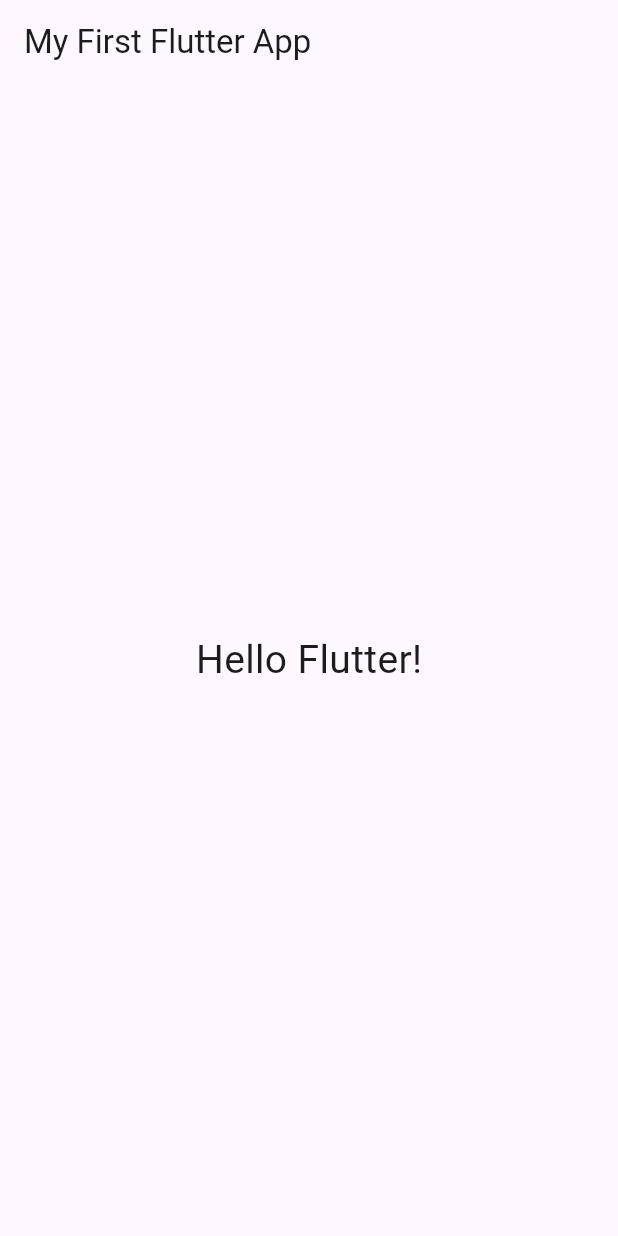
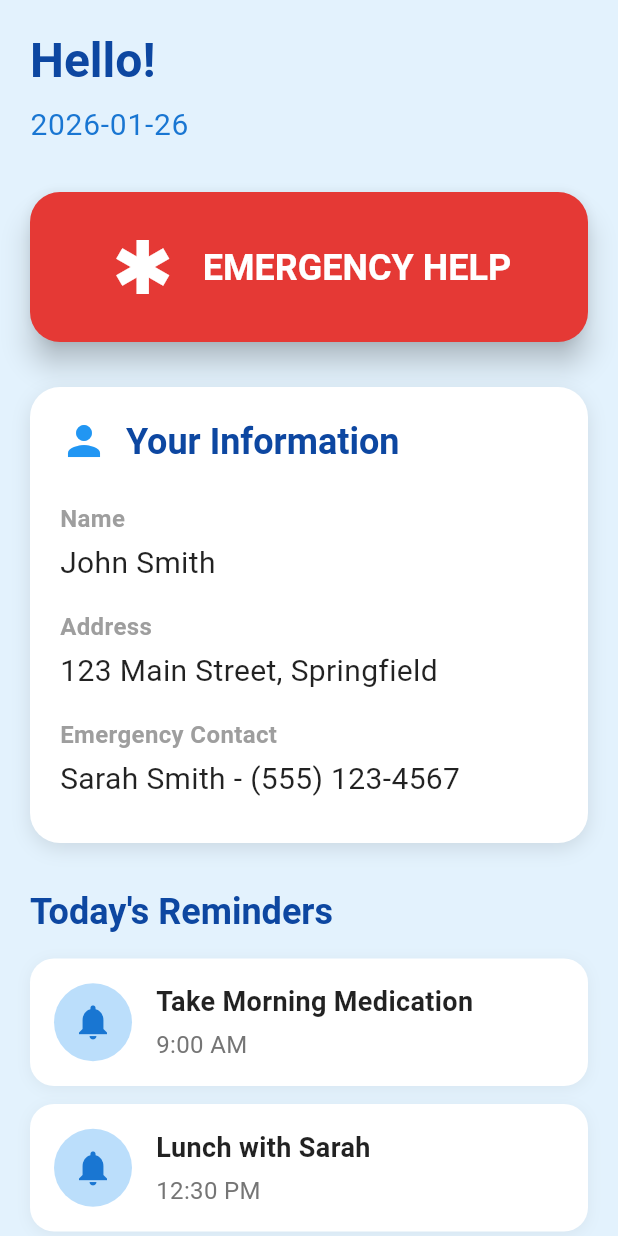
Before and after one commit to nk-glitch/cognicare, a Flutter app: the screen it shows after launch, on a phone screen of 412 x 824 dp. Run offline on Flutter 3.47's test engine with Material 3 defaults, Android fonts, the phone set to English and light mode, and no system bars.

Commit message:
basic dementia app, emergency call button

```diff
--- a/lib/main.dart
+++ b/lib/main.dart
@@ -1,34 +1,31 @@
 import 'package:flutter/material.dart';
+import 'screens/home_page.dart';
 
 void main() {
-  runApp(const MyApp());
+  runApp(const DementiaCareApp());
 }
 
-class MyApp extends StatelessWidget {
-  const MyApp({super.key});
+class DementiaCareApp extends StatelessWidget {
+  const DementiaCareApp({super.key});
 
   @override
   Widget build(BuildContext context) {
-    return const MaterialApp(
-      debugShowCheckedModeBanner: false,
-      home: HomePage(),
+    return MaterialApp(
+      title: 'CogniCare',
+      theme: ThemeData(
+        colorScheme: ColorScheme.fromSeed(
+          seedColor: Colors.blue,
+          brightness: Brightness.light,
+        ),
+        useMaterial3: true,
+        textTheme: const TextTheme(
+          headlineLarge: TextStyle(fontSize: 32, fontWeight: FontWeight.bold),
+          headlineMedium: TextStyle(fontSize: 24, fontWeight: FontWeight.bold),
+          bodyLarge: TextStyle(fontSize: 20),
+          bodyMedium: TextStyle(fontSize: 18),
+        ),
+      ),
+      home: const HomePage(),
     );
   }
 }
-
-class HomePage extends StatelessWidget {
-  const HomePage({super.key});
-
-  @override
-  Widget build(BuildContext context) {
-    return Scaffold(
-      appBar: AppBar(title: const Text("My First Flutter App")),
-      body: const Center(
-        child: Text(
-          "Hello Flutter!",
-          style: TextStyle(fontSize: 26),
-        ),
-      ),
-    );
-  }
-}
--- /dev/null
+++ b/lib/screens/home_page.dart
@@ -0,0 +1,376 @@
+import 'package:flutter/material.dart';
+
+class HomePage extends StatefulWidget {
+  const HomePage({super.key});
+
+  @override
+  State<HomePage> createState() => _HomePageState();
+}
+
+class _HomePageState extends State<HomePage> {
+  // Sample data - will be replaced with actual data later
+  final List<Map<String, dynamic>> upcomingReminders = [
+    {'title': 'Take Morning Medication', 'time': '9:00 AM'},
+    {'title': 'Lunch with Sarah', 'time': '12:30 PM'},
+    {'title': 'Evening Walk', 'time': '5:00 PM'},
+  ];
+
+  @override
+  Widget build(BuildContext context) {
+    return Scaffold(
+      backgroundColor: Colors.blue.shade50,
+      body: SafeArea(
+        child: SingleChildScrollView(
+          child: Padding(
+            padding: const EdgeInsets.all(20.0),
+            child: Column(
+              crossAxisAlignment: CrossAxisAlignment.start,
+              children: [
+                // Header Section
+                _buildHeader(),
+                const SizedBox(height: 30),
+
+                // Emergency Button
+                _buildEmergencyButton(context),
+                const SizedBox(height: 30),
+
+                // Identity Card
+                _buildIdentityCard(),
+                const SizedBox(height: 30),
+
+                // Today's Reminders
+                _buildRemindersSection(),
+                const SizedBox(height: 30),
+
+                // Quick Access Buttons
+                _buildQuickAccessButtons(context),
+              ],
+            ),
+          ),
+        ),
+      ),
+    );
+  }
+
+  Widget _buildHeader() {
+    return Column(
+      crossAxisAlignment: CrossAxisAlignment.start,
+      children: [
+        Text(
+          'Hello!',
+          style: Theme.of(context).textTheme.headlineLarge?.copyWith(
+            color: Colors.blue.shade900,
+          ),
+        ),
+        const SizedBox(height: 8),
+        Text(
+          DateTime.now().toString().split(' ')[0],
+          style: Theme.of(context).textTheme.bodyLarge?.copyWith(
+            color: Colors.blue.shade700,
+          ),
+        ),
+      ],
+    );
+  }
+
+  Widget _buildEmergencyButton(BuildContext context) {
+    return SizedBox(
+      width: double.infinity,
+      height: 100,
+      child: ElevatedButton(
+        onPressed: () {
+          // TODO: Implement emergency call functionality
+          _showEmergencyDialog(context);
+        },
+        style: ElevatedButton.styleFrom(
+          backgroundColor: Colors.red.shade600,
+          foregroundColor: Colors.white,
+          shape: RoundedRectangleBorder(
+            borderRadius: BorderRadius.circular(20),
+          ),
+          elevation: 8,
+        ),
+        child: Row(
+          mainAxisAlignment: MainAxisAlignment.center,
+          children: [
+            const Icon(Icons.emergency, size: 48),
+            const SizedBox(width: 16),
+            Text(
+              'EMERGENCY HELP',
+              style: Theme.of(context).textTheme.headlineMedium?.copyWith(
+                color: Colors.white,
+                fontWeight: FontWeight.bold,
+              ),
+            ),
+          ],
+        ),
+      ),
+    );
+  }
+
+  Widget _buildIdentityCard() {
+    return Container(
+      width: double.infinity,
+      padding: const EdgeInsets.all(20),
+      decoration: BoxDecoration(
+        color: Colors.white,
+        borderRadius: BorderRadius.circular(20),
+        boxShadow: [
+          BoxShadow(
+            color: Colors.black.withOpacity(0.1),
+            blurRadius: 10,
+            offset: const Offset(0, 4),
+          ),
+        ],
+      ),
+      child: Column(
+        crossAxisAlignment: CrossAxisAlignment.start,
+        children: [
+          Row(
+            children: [
+              const Icon(Icons.person, size: 32, color: Colors.blue),
+              const SizedBox(width: 12),
+              Text(
+                'Your Information',
+                style: Theme.of(context).textTheme.headlineMedium?.copyWith(
+                  color: Colors.blue.shade900,
+                ),
+              ),
+            ],
+          ),
+          const SizedBox(height: 16),
+          _buildInfoRow('Name', 'John Smith'),
+          _buildInfoRow('Address', '123 Main Street, Springfield'),
+          _buildInfoRow('Emergency Contact', 'Sarah Smith - (555) 123-4567'),
+        ],
+      ),
+    );
+  }
+
+  Widget _buildInfoRow(String label, String value) {
+    return Padding(
+      padding: const EdgeInsets.symmetric(vertical: 8.0),
+      child: Column(
+        crossAxisAlignment: CrossAxisAlignment.start,
+        children: [
+          Text(
+            label,
+            style: const TextStyle(
+              fontSize: 16,
+              fontWeight: FontWeight.bold,
+              color: Colors.grey,
+            ),
+          ),
+          const SizedBox(height: 4),
+          Text(
+            value,
+            style: const TextStyle(
+              fontSize: 20,
+              color: Colors.black87,
+            ),
+          ),
+        ],
+      ),
+    );
+  }
+
+  Widget _buildRemindersSection() {
+    return Column(
+      crossAxisAlignment: CrossAxisAlignment.start,
+      children: [
+        Text(
+          'Today\'s Reminders',
+          style: Theme.of(context).textTheme.headlineMedium?.copyWith(
+            color: Colors.blue.shade900,
+          ),
+        ),
+        const SizedBox(height: 16),
+        ...upcomingReminders.map((reminder) => _buildReminderCard(reminder)),
+      ],
+    );
+  }
+
+  Widget _buildReminderCard(Map<String, dynamic> reminder) {
+    return Container(
+      margin: const EdgeInsets.only(bottom: 12),
+      padding: const EdgeInsets.all(16),
+      decoration: BoxDecoration(
+        color: Colors.white,
+        borderRadius: BorderRadius.circular(16),
+        boxShadow: [
+          BoxShadow(
+            color: Colors.black.withOpacity(0.05),
+            blurRadius: 8,
+            offset: const Offset(0, 2),
+          ),
+        ],
+      ),
+      child: Row(
+        children: [
+          Container(
+            padding: const EdgeInsets.all(12),
+            decoration: BoxDecoration(
+              color: Colors.blue.shade100,
+              shape: BoxShape.circle,
+            ),
+            child: Icon(Icons.notifications, color: Colors.blue.shade700, size: 28),
+          ),
+          const SizedBox(width: 16),
+          Expanded(
+            child: Column(
+              crossAxisAlignment: CrossAxisAlignment.start,
+              children: [
+                Text(
+                  reminder['title'],
+                  style: const TextStyle(
+                    fontSize: 18,
+                    fontWeight: FontWeight.bold,
+                    color: Colors.black87,
+                  ),
+                ),
+                const SizedBox(height: 4),
+                Text(
+                  reminder['time'],
+                  style: TextStyle(
+                    fontSize: 16,
+                    color: Colors.grey.shade600,
+                  ),
+                ),
+              ],
+            ),
+          ),
+        ],
+      ),
+    );
+  }
+
+  Widget _buildQuickAccessButtons(BuildContext context) {
+    return Column(
+      crossAxisAlignment: CrossAxisAlignment.start,
+      children: [
+        Text(
+          'Quick Access',
+          style: Theme.of(context).textTheme.headlineMedium?.copyWith(
+            color: Colors.blue.shade900,
+          ),
+        ),
+        const SizedBox(height: 16),
+        Row(
+          children: [
+            Expanded(
+              child: _buildQuickButton(
+                icon: Icons.location_on,
+                label: 'My Location',
+                color: Colors.green,
+                onTap: () {
+                  // TODO: Navigate to location screen
+                },
+              ),
+            ),
+            const SizedBox(width: 12),
+            Expanded(
+              child: _buildQuickButton(
+                icon: Icons.contacts,
+                label: 'Contacts',
+                color: Colors.orange,
+                onTap: () {
+                  // TODO: Navigate to contacts screen
+                },
+              ),
+            ),
+          ],
+        ),
+        const SizedBox(height: 12),
+        Row(
+          children: [
+            Expanded(
+              child: _buildQuickButton(
+                icon: Icons.lightbulb_outline,
+                label: 'What to Do',
+                color: Colors.purple,
+                onTap: () {
+                  // TODO: Navigate to guides screen
+                },
+              ),
+            ),
+            const SizedBox(width: 12),
+            Expanded(
+              child: _buildQuickButton(
+                icon: Icons.gamepad,
+                label: 'Games',
+                color: Colors.teal,
+                onTap: () {
+                  // TODO: Navigate to games screen
+                },
+              ),
+            ),
+          ],
+        ),
+      ],
+    );
+  }
+
+  Widget _buildQuickButton({
+    required IconData icon,
+    required String label,
+    required Color color,
+    required VoidCallback onTap,
+  }) {
+    return InkWell(
+      onTap: onTap,
+      child: Container(
+        padding: const EdgeInsets.all(20),
+        decoration: BoxDecoration(
+          color: Colors.white,
+          borderRadius: BorderRadius.circular(16),
+          boxShadow: [
+            BoxShadow(
+              color: Colors.black.withOpacity(0.05),
+              blurRadius: 8,
+              offset: const Offset(0, 2),
+            ),
+          ],
+        ),
+        child: Column(
+          children: [
+            Icon(icon, size: 40, color: color),
+            const SizedBox(height: 8),
+            Text(
+              label,
+              textAlign: TextAlign.center,
+              style: const TextStyle(
+                fontSize: 16,
+                fontWeight: FontWeight.w600,
+                color: Colors.black87,
+              ),
+            ),
+          ],
+        ),
+      ),
+    );
+  }
+
+  void _showEmergencyDialog(BuildContext context) {
+    showDialog(
+      context: context,
+      builder: (context) => AlertDialog(
+        title: const Text('Emergency Help'),
+        content: const Text('Calling emergency contact...'),
+        actions: [
+          TextButton(
+            onPressed: () => Navigator.pop(context),
+            child: const Text('Cancel'),
+          ),
+          ElevatedButton(
+            onPressed: () {
+              // TODO: Implement actual emergency call
+              Navigator.pop(context);
+            },
+            style: ElevatedButton.styleFrom(backgroundColor: Colors.red),
+            child: const Text('Call Now'),
+          ),
+        ],
+      ),
+    );
+  }
+}
```
Also changed, not shown: 19 other files.
